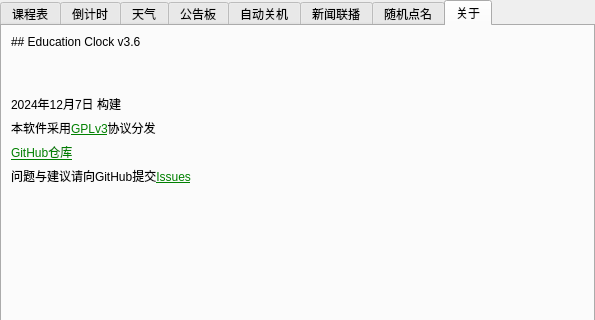
Above: ui/setting.ui from Return-Log/Education-Clock before the change; both pictures show x 0 to 595 and y 0 to 320 of the 595 by 630 pixel window. Below: the same form after it.
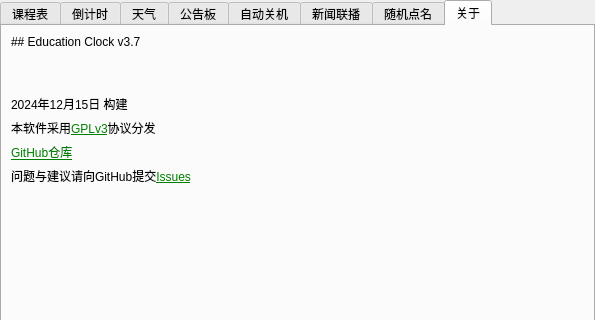
That is the form after the change. The open tabs and pages were chosen to show the change. Icons and pictures are not drawn.

Diff of the .ui file:
```diff
--- a/ui/setting.ui
+++ b/ui/setting.ui
@@ -729,7 +729,7 @@
        <item row="0" column="1" colspan="3">
         <widget class="QLabel" name="label_32">
          <property name="text">
-          <string>## Education Clock v3.6</string>
+          <string>## Education Clock v3.7</string>
          </property>
          <property name="textFormat">
           <enum>Qt::MarkdownText</enum>
@@ -811,7 +811,7 @@
        <item row="2" column="1" colspan="3">
         <widget class="QLabel" name="label_33">
          <property name="text">
-          <string>2024年12月7日 构建</string>
+          <string>2024年12月15日 构建</string>
          </property>
         </widget>
        </item>
```
